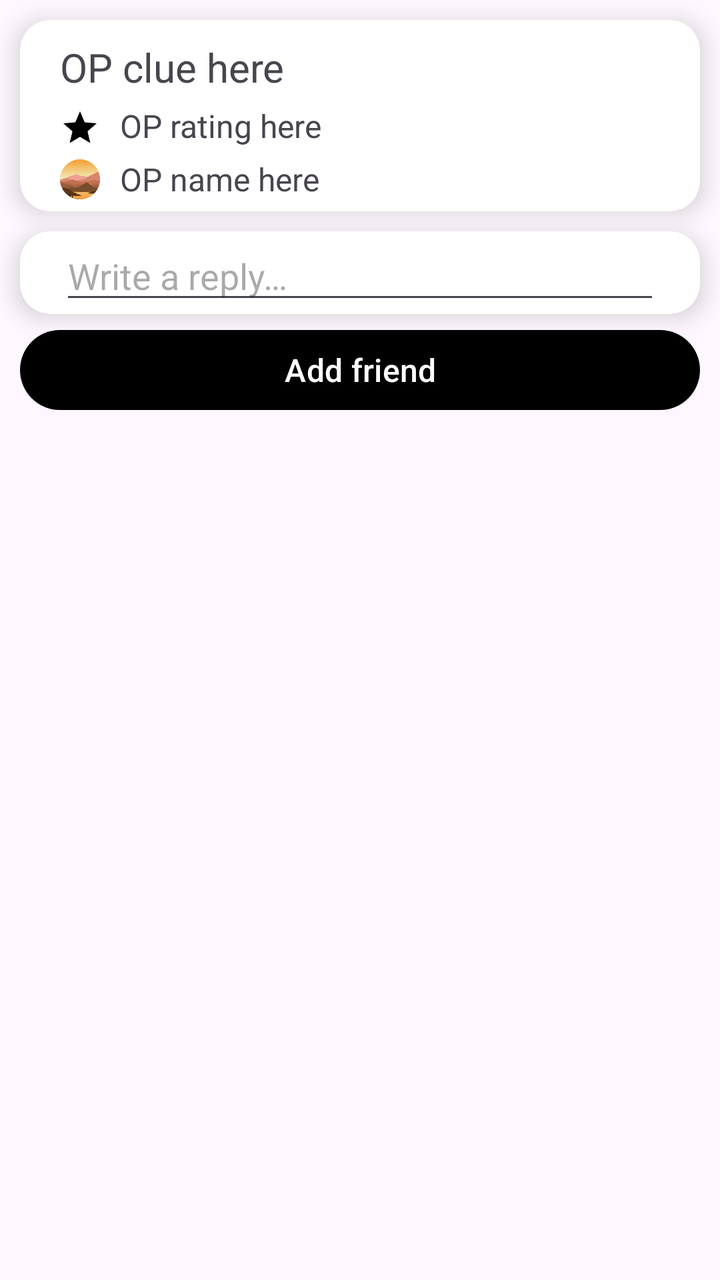
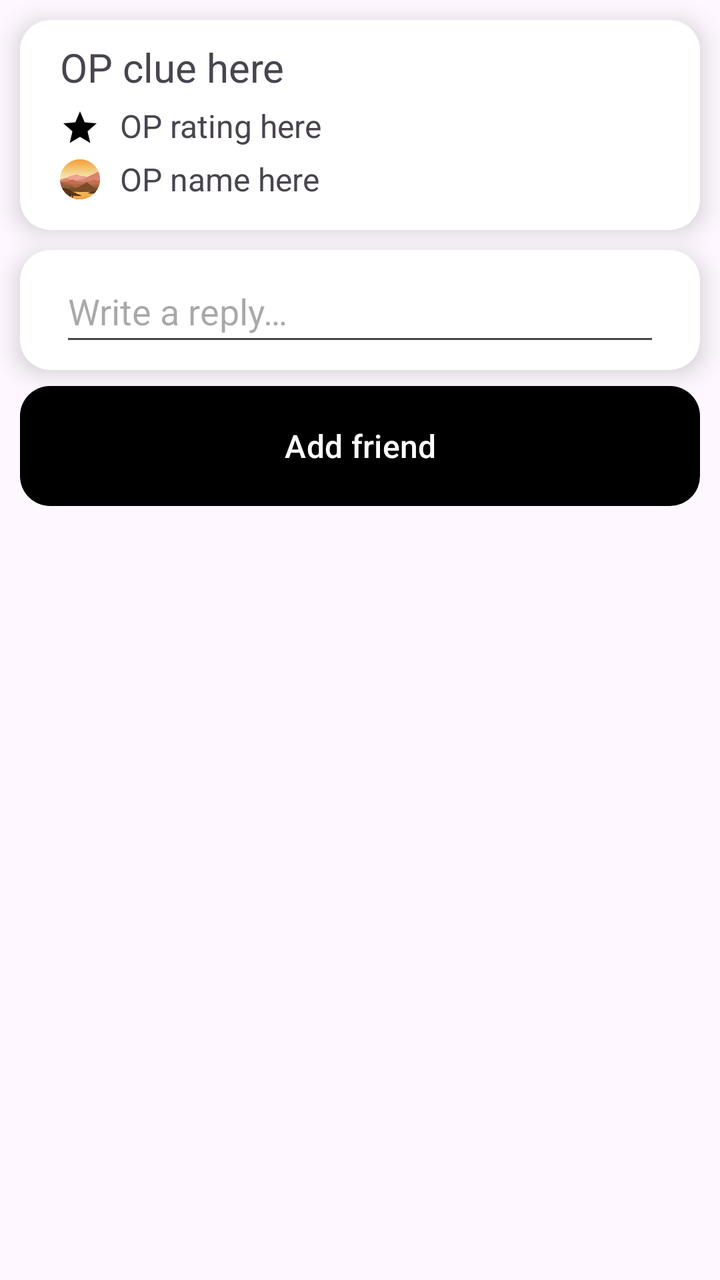

Compare the two renders of this Android layout. The source of the first and the diff that turns it into the second are given below.
<!-- AndroidManifest.xml: application theme Theme.TheApp -->
<!-- res/layout/fragment_post.xml -->
<?xml version="1.0" encoding="utf-8"?>
<LinearLayout
    xmlns:android="http://schemas.android.com/apk/res/android"
    xmlns:app="http://schemas.android.com/apk/res-auto"
    xmlns:tools="http://schemas.android.com/tools"
    android:layout_width="match_parent"
    android:layout_height="wrap_content"
    android:orientation="vertical"
    tools:context=".PostFragment">

    <androidx.cardview.widget.CardView
        android:layout_width="match_parent"
        android:layout_height="wrap_content"
        app:cardCornerRadius="15dp"
        android:layout_margin="10dp"
        android:layout_marginBottom="4dp"
        app:cardElevation="7dp">

        <RelativeLayout
            android:layout_width="match_parent"
            android:layout_height="match_parent"
            android:orientation="vertical">

            <TextView
                android:id="@+id/originalPostClue"
                android:layout_width="match_parent"
                android:layout_height="wrap_content"
                android:textSize="20sp"
                android:text="@string/default_op_clue"
                android:layout_marginStart="20dp"
                android:layout_marginEnd="20dp"
                android:layout_marginTop="10dp"
                android:maxLines="1"/>

            <ImageView
                android:layout_width="20dp"
                android:layout_height="wrap_content"
                android:layout_below="@id/originalPostClue"
                android:layout_marginStart="20dp"
                android:layout_marginTop="5dp"
                android:src="@drawable/baseline_star_24"/>

            <TextView
                android:id="@+id/originalPostRating"
                android:layout_below="@id/originalPostClue"
                android:layout_width="match_parent"
                android:layout_height="wrap_content"
                android:textSize="16sp"
                android:text="@string/default_op_rating"
                android:layout_marginStart="50dp"
                android:layout_marginEnd="50dp"
                android:layout_marginTop="5dp"/>

            <ImageView
                android:layout_width="20dp"
                android:layout_height="32dp"
                android:layout_below="@id/originalPostRating"
                android:layout_marginStart="20dp"
                android:src="@drawable/ic_profile"/>

            <TextView
                android:id="@+id/originalPostOP"
                android:layout_below="@id/originalPostRating"
                android:layout_width="match_parent"
                android:layout_height="wrap_content"
                android:textSize="16sp"
                android:text="@string/default_op_name"
                android:layout_marginTop="5dp"
                android:layout_marginStart="50dp"
                android:layout_marginEnd="50dp"/>

        </RelativeLayout>

    </androidx.cardview.widget.CardView>

    <androidx.cardview.widget.CardView
        android:layout_width="match_parent"
        android:layout_height="wrap_content"
        app:cardCornerRadius="15dp"
        android:layout_marginTop="0dp"
        android:layout_marginBottom="4dp"
        android:layout_marginStart="10dp"
        android:layout_marginEnd="10dp"
        app:cardElevation="7dp">

        <EditText
            android:id="@+id/addReply"
            android:layout_width="match_parent"
            android:layout_height="wrap_content"
            android:layout_marginStart="20dp"
            android:layout_marginEnd="20dp"
            android:hint="@string/write_a_reply" />

    </androidx.cardview.widget.CardView>

    <Button
        android:id="@+id/addFriend"
        android:layout_width="match_parent"
        android:layout_height="wrap_content"
        android:layout_marginHorizontal="10dp"
        android:text="@string/add_friend"
        android:textSize="16sp"/>

    
    <androidx.recyclerview.widget.RecyclerView
        android:id="@+id/replyRecyclerView"
        android:layout_width="match_parent"
        android:layout_height="wrap_content"
        android:layout_marginTop="16dp"
        android:layout_marginStart="10dp"
        android:layout_marginEnd="10dp"/>

</LinearLayout>
<!-- resources referenced by this layout -->
<resources>
  <!-- drawable baseline_star_24 (drawable) -->
  <vector xmlns:android="http://schemas.android.com/apk/res/android" android:height="24dp" android:tint="#000000" android:viewportHeight="24" android:viewportWidth="24" android:width="24dp">
        
      <path android:fillColor="@android:color/white" android:pathData="M12,17.27L18.18,21l-1.64,-7.03L22,9.24l-7.19,-0.61L12,2 9.19,8.63 2,9.24l5.46,4.73L5.82,21z"/>
      
  </vector>
  <!-- drawable ic_profile (drawable) -->
  <?xml version="1.0" encoding="utf-8"?>
  <bitmap xmlns:android="http://schemas.android.com/apk/res/android"
      android:src="@drawable/cropped_circle_image"
      android:gravity="center">
  
  </bitmap>
  <string name="add_friend">Add friend</string>
  <string name="default_op_clue">OP clue here</string>
  <string name="default_op_name">OP name here</string>
  <string name="default_op_rating">OP rating here</string>
  <string name="write_a_reply">Write a reply…</string>
  <style name="Theme.TheApp" parent="Base.Theme.TheApp" />
  <!-- drawable cropped_circle_image: png bitmap (drawable, 21187 bytes) -->
  <style name="Base.Theme.TheApp" parent="Theme.Material3.DayNight.NoActionBar">
          
          
          <item name="colorPrimary">@color/primary</item>
          <item name="colorOnPrimary">@color/on_primary</item>
      </style>
  <color name="primary">#000000</color>
  <color name="on_primary">#FFFFFF</color>
</resources>

<!-- the commit's change to res/layout/fragment_post.xml (unified diff, before → after) -->
@@ -10,7 +10,7 @@
 
     <androidx.cardview.widget.CardView
         android:layout_width="match_parent"
-        android:layout_height="wrap_content"
+        android:layout_height="105dp"
         app:cardCornerRadius="15dp"
         android:layout_margin="10dp"
         android:layout_marginBottom="4dp"
@@ -23,7 +23,7 @@
 
             <TextView
                 android:id="@+id/originalPostClue"
-                android:layout_width="match_parent"
+                android:layout_width="wrap_content"
                 android:layout_height="wrap_content"
                 android:textSize="20sp"
                 android:text="@string/default_op_clue"
@@ -69,13 +69,33 @@
                 android:layout_marginStart="50dp"
                 android:layout_marginEnd="50dp"/>
 
+            
+
+
+
+
+
+
+
+
+
+
+
+
+
+
+
+
+
+
+
         </RelativeLayout>
 
     </androidx.cardview.widget.CardView>
 
     <androidx.cardview.widget.CardView
         android:layout_width="match_parent"
-        android:layout_height="wrap_content"
+        android:layout_height="60dp"
         app:cardCornerRadius="15dp"
         android:layout_marginTop="0dp"
         android:layout_marginBottom="4dp"
@@ -86,7 +106,8 @@
         <EditText
             android:id="@+id/addReply"
             android:layout_width="match_parent"
-            android:layout_height="wrap_content"
+            android:layout_height="48dp"
+            android:layout_marginTop="5dp"
             android:layout_marginStart="20dp"
             android:layout_marginEnd="20dp"
             android:hint="@string/write_a_reply" />
@@ -95,9 +116,11 @@
 
     <Button
         android:id="@+id/addFriend"
+        android:background="@drawable/button_bg"
         android:layout_width="match_parent"
-        android:layout_height="wrap_content"
+        android:layout_height="60dp"
         android:layout_marginHorizontal="10dp"
+        android:layout_marginTop="4dp"
         android:text="@string/add_friend"
         android:textSize="16sp"/>
 
<!-- resource entries referenced after the edit -->
@@ -6,6 +6,18 @@
       <path android:fillColor="@android:color/white" android:pathData="M12,17.27L18.18,21l-1.64,-7.03L22,9.24l-7.19,-0.61L12,2 9.19,8.63 2,9.24l5.46,4.73L5.82,21z"/>
       
   </vector>
+  <!-- drawable button_bg (drawable) -->
+  <?xml version="1.0" encoding="utf-8"?>
+  <shape xmlns:android="http://schemas.android.com/apk/res/android"
+      android:shape="rectangle">
+  
+      <solid
+          android:color="@color/white"/>
+  
+      <corners
+          android:radius="15dp"/>
+  
+  </shape>
   <!-- drawable ic_profile (drawable) -->
   <?xml version="1.0" encoding="utf-8"?>
   <bitmap xmlns:android="http://schemas.android.com/apk/res/android"
@@ -19,6 +31,7 @@
   <string name="default_op_rating">OP rating here</string>
   <string name="write_a_reply">Write a reply…</string>
   <style name="Theme.TheApp" parent="Base.Theme.TheApp" />
+  <color name="white">#FFFFFF</color>
   <!-- drawable cropped_circle_image: png bitmap (drawable, 21187 bytes) -->
   <style name="Base.Theme.TheApp" parent="Theme.Material3.DayNight.NoActionBar">
           
